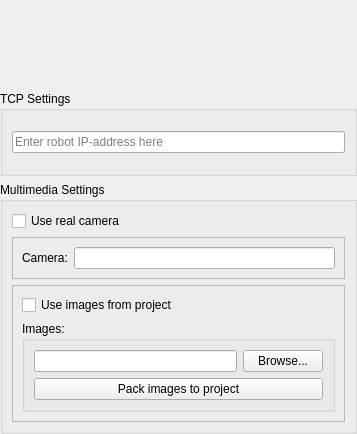
The window that plugins/robots/interpreters/trikKitInterpreterCommon/src/trikAdditionalPreferences.ui (trikset/trik-studio) describes before a commit, drawn with Qt 5.
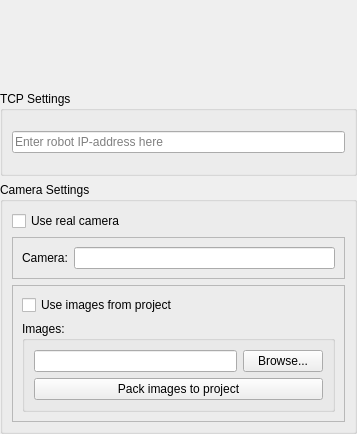
The same window after the commit. Custom widgets are drawn as their Qt base class.

Commit message: Rename multimedia settings

Diff of the .ui file:
```diff
--- a/plugins/robots/interpreters/trikKitInterpreterCommon/src/trikAdditionalPreferences.ui
+++ b/plugins/robots/interpreters/trikKitInterpreterCommon/src/trikAdditionalPreferences.ui
@@ -48,7 +48,7 @@
    <item>
     <widget class="QGroupBox" name="multimediaSettingsGroupBox">
      <property name="title">
-      <string>Multimedia Settings</string>
+      <string>Camera Settings</string>
      </property>
      <layout class="QGridLayout" name="gridLayout">
       <item row="0" column="1">
```
The commit also changes 2 other files.
